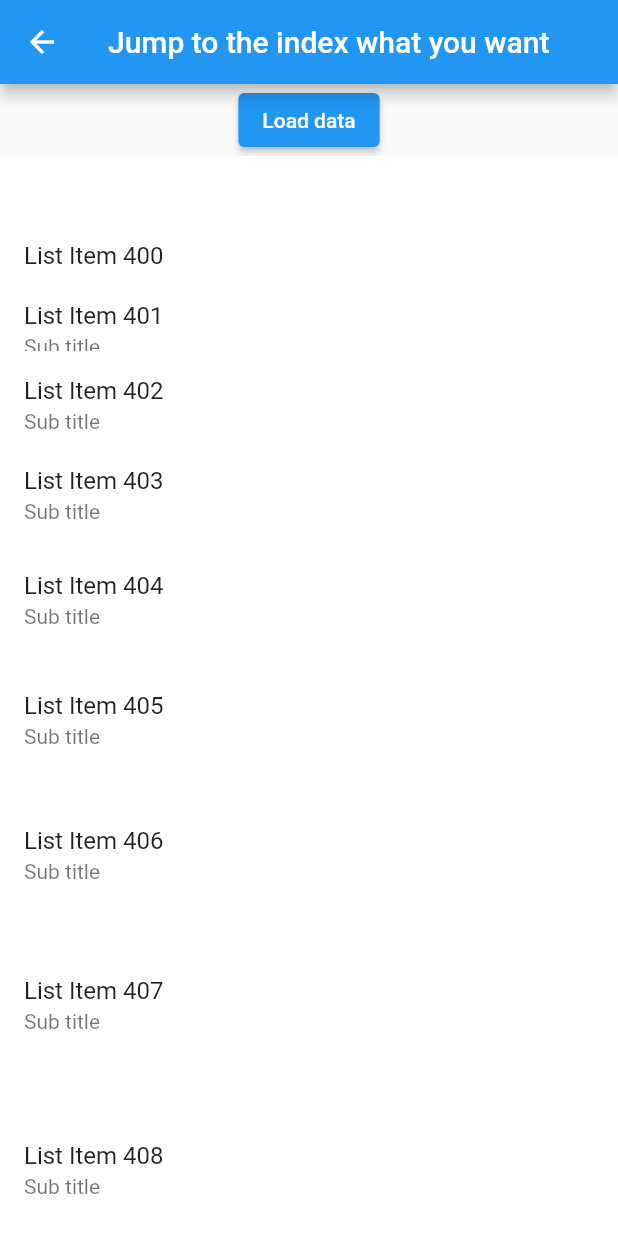
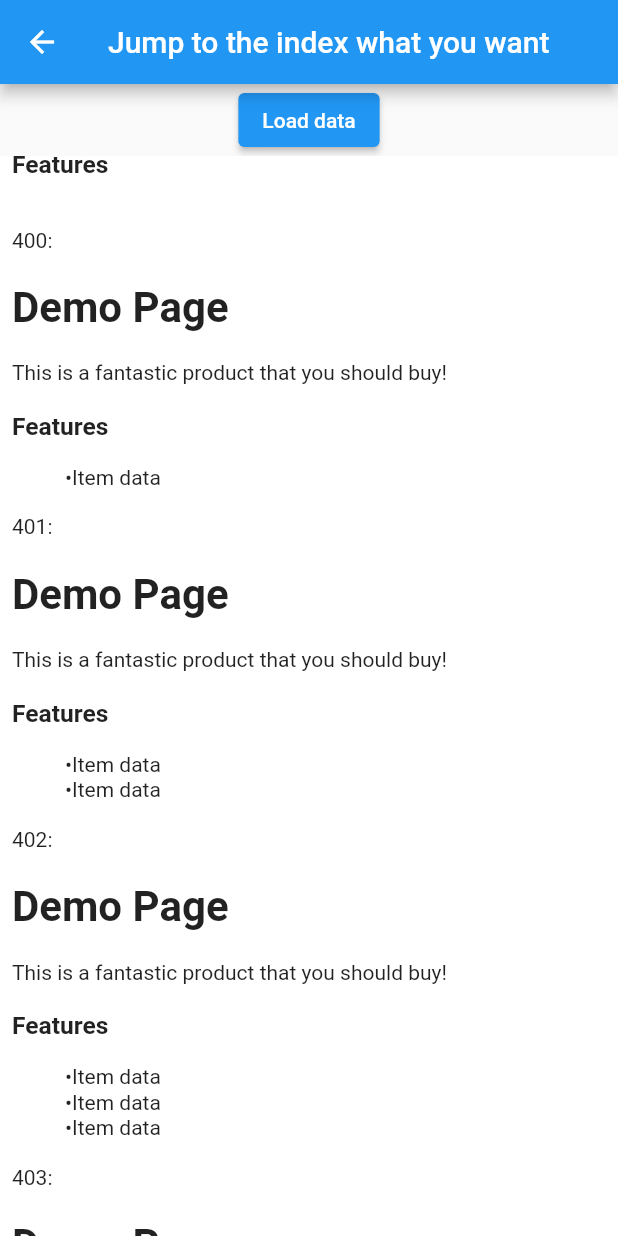
Before and after one commit to robert-luoqing/flutter_list_view, a Flutter app: the InitJumpAfterLoadDataPage screen opened by its route, after a tap on "Load data", on a phone screen of 412 x 824 dp. Run offline on Flutter 3.47's test engine with Material 2 defaults, Android fonts, the phone set to English and light mode, and no system bars; our stand-ins replace flutter_html, pull_to_refresh.

Commit message:
Add flutter_html test

```diff
--- a/example/lib/init_jump_after_loaddata.dart
+++ b/example/lib/init_jump_after_loaddata.dart
@@ -2,6 +2,7 @@ import 'dart:math';
 
 import 'package:flutter_list_view/flutter_list_view.dart';
 import 'package:flutter/material.dart';
+import 'package:flutter_html/flutter_html.dart';
 
 class InitJumpAfterLoadDataPage extends StatefulWidget {
   const InitJumpAfterLoadDataPage({Key? key}) : super(key: key);
@@ -47,13 +48,14 @@ class _InitJumpAfterLoadDataPageState extends State<InitJumpAfterLoadDataPage> {
                 delegate: FlutterListViewDelegate(
               (BuildContext context, int index) {
                 return Container(
-                  height: 40 + (index % 10) * 10,
-                  color: Colors.white,
-                  child: ListTile(
-                    title: Text('List Item ${data[index]}'),
-                    subtitle:const Text("Sub title"),
-                  ),
-                );
+                    color: Colors.white, child: Html(data: """<div>$index:
+        <h1>Demo Page</h1>
+        <p>This is a fantastic product that you should buy!</p>
+        <h3>Features</h3>
+        <ul>
+          ${"<li>Item data</li>" * ((index + 1) % 5)}
+        </ul>
+      </div>"""));
               },
               preferItemHeight: 200,
               childCount: data.length,
--- a/example/pubspec.yaml
+++ b/example/pubspec.yaml
@@ -48,6 +48,7 @@ dev_dependencies:
   # rules and activating additional ones.
   flutter_lints: ^1.0.0
   pull_to_refresh: ^2.0.0
+  flutter_html: ^2.2.1
 
 # For information on the generic Dart part of this file, see the
 # following page: https://dart.dev/tools/pub/pubspec
```
Also changed, not shown: example/pubspec.lock.
